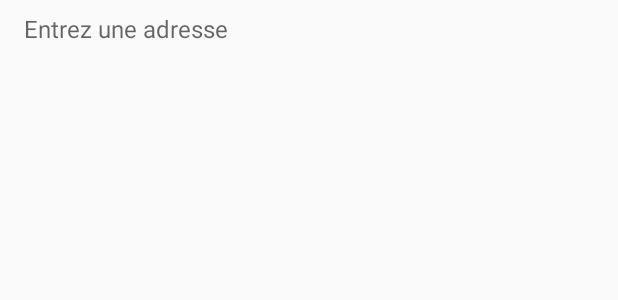
After one commit to aribon/MapSample, an Android app: the layout fragment_search_address.xml on its own in the app's theme, with its tools: preview values and no code run, on a phone screen of 412 x 824 dp. The commit adds this screen. Shown: the top 300 px of the screen. Run offline under Robolectric (Android 15) with nearby library versions, the phone set to English and light mode, and no system bars.

Commit message:
test module address

```diff
--- a/app/build.gradle
+++ b/app/build.gradle
@@ -21,8 +21,11 @@ android {
 dependencies {
     implementation fileTree(dir: 'libs', include: ['*.jar'])
     implementation 'com.android.support:appcompat-v7:26.1.0'
+    implementation 'com.android.support:cardview-v7:26.1.0'
     implementation 'com.android.support:design:26.1.0'
+
     implementation 'com.google.android.gms:play-services-location:11.8.0'
+    implementation 'com.google.android.gms:play-services-places:11.8.0'
 
     //MapBox
     implementation 'com.mapbox.mapboxsdk:mapbox-android-sdk:5.3.1'
--- a/app/src/main/AndroidManifest.xml
+++ b/app/src/main/AndroidManifest.xml
@@ -20,6 +20,11 @@
                 <category android:name="android.intent.category.LAUNCHER" />
             </intent-filter>
         </activity>
+
+        <meta-data
+            android:name="com.google.android.geo.API_KEY"
+            android:value="@string/google_api_key"/>
+
     </application>
 
 </manifest>
--- a/app/src/main/java/me/aribon/mapsample/AppApplication.java
+++ b/app/src/main/java/me/aribon/mapsample/AppApplication.java
@@ -24,6 +24,6 @@ public class AppApplication extends Application {
         super.onCreate();
         instance = this;
 
-        Mapbox.getInstance(getApplicationContext(), ResUtils.getString(R.string.mapbox_key));
+        Mapbox.getInstance(getApplicationContext(), ResUtils.getString(R.string.mapbox_token));
     }
 }
--- a/app/src/main/java/me/aribon/mapsample/ui/base/BaseFragment.java
+++ b/app/src/main/java/me/aribon/mapsample/ui/base/BaseFragment.java
@@ -22,7 +22,7 @@ import me.aribon.mapsample.utils.ResUtils;
 
 public abstract class BaseFragment extends Fragment {
 
-    BaseActivity activity;
+    private BaseActivity activity;
 
     @Override
     public void onAttach(Context context) {
--- /dev/null
+++ b/app/src/main/res/layout/fragment_search_address.xml
@@ -0,0 +1,17 @@
+<?xml version="1.0" encoding="utf-8"?>
+<RelativeLayout
+    xmlns:android="http://schemas.android.com/apk/res/android"
+    android:layout_width="match_parent"
+    android:layout_height="wrap_content">
+
+    <TextView
+        android:layout_width="wrap_content"
+        android:layout_height="wrap_content"
+        android:paddingTop="8dp"
+        android:paddingBottom="8dp"
+        android:paddingStart="16dp"
+        android:paddingEnd="16dp"
+        android:hint="Entrez une adresse"
+        android:textSize="16sp"/>
+
+</RelativeLayout>
--- a/app/src/main/res/values/config.xml
+++ b/app/src/main/res/values/config.xml
@@ -1,4 +1,5 @@
 <?xml version="1.0" encoding="utf-8"?>
 <resources>
-    <string name="mapbox_key">"pk.eyJ1IjoiYXJpYm9uIiwiYSI6ImNqY2d1YTdtdjFpbzQyeHJuM2s1MW1nMHAifQ.bYkVXtjcDkTi1Ei8x-WK4A"</string>
+    <string name="mapbox_token">"pk.eyJ1IjoiYXJpYm9uIiwiYSI6ImNqY2d1YTdtdjFpbzQyeHJuM2s1MW1nMHAifQ.bYkVXtjcDkTi1Ei8x-WK4A"</string>
+    <string name="google_api_key">"AIzaSyALcJofcdGoVtpVbxmoIF883BRYxVAnspU"</string>
 </resources>
```
Also changed, not shown: app/src/main/java/me/aribon/mapsample/ui/address/SearchAddressContract.java (added, +20 -0 lines), app/src/main/java/me/aribon/mapsample/ui/address/SearchAddressFragment.java (added, +18 -0 lines), app/src/main/java/me/aribon/mapsample/ui/address/SearchAddressPresenter.java (added, +13 -0 lines), app/src/main/java/me/aribon/mapsample/ui/base/BasePlaceAutocompleteFragment.java (added, +135 -0 lines), app/src/main/java/me/aribon/mapsample/ui/main/MainActivity.java (+34 -0 lines), app/src/main/res/layout/activity_main.xml (+14 -0 lines).
